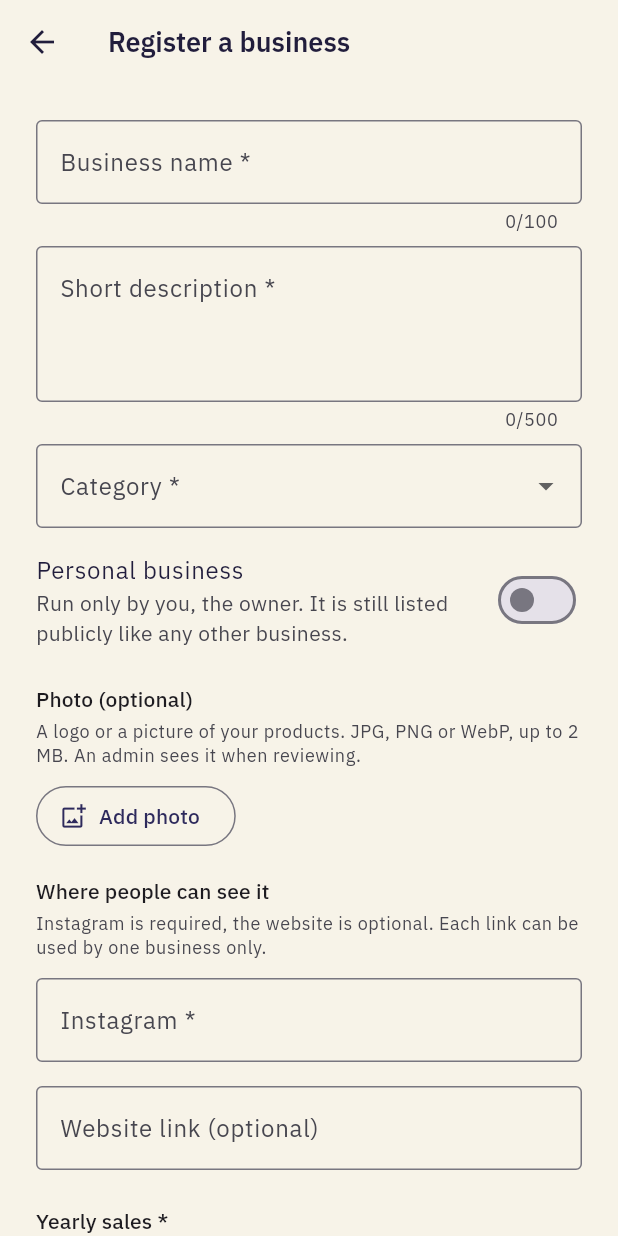
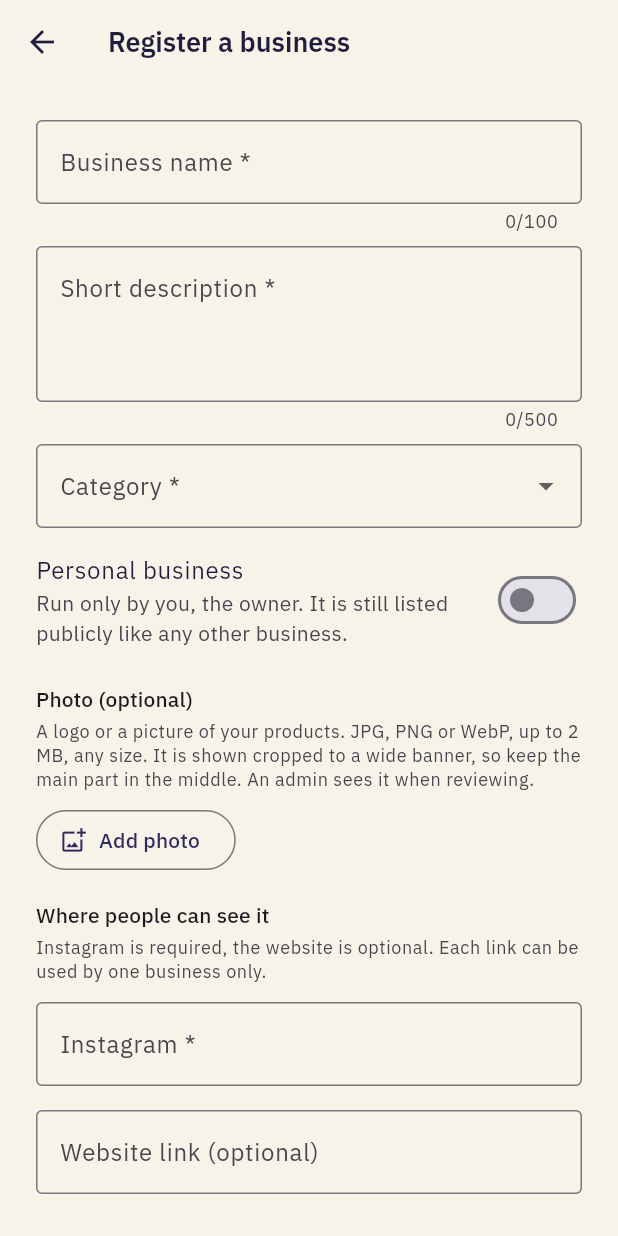
Before and after one commit to FarrelAlfarabi/Undip-Alumni-Connect, a Flutter app: the BusinessFormScreen screen opened directly with empty values, on a phone screen of 412 x 824 dp. Run offline on Flutter 3.47's test engine with Material 3 defaults, Android fonts, the phone set to English and light mode, and no system bars; our stand-ins replace file_picker, flutter_dotenv, flutter_map, flutter_secure_storage, google_fonts, latlong2 and 3 more; accounts and stored records are empty; project files that could hold a hidden picture were left out.

Commit message:
Business form: photo helper states the real limits
Co-Authored-By: Claude Sonnet 5.5 <noreply@anthropic.com>
Claude-Session: https://claude.ai/code/session_01L5jCP1jByXpYhJ4DJxZchP

```diff
--- a/lib/screens/business_form_screen.dart
+++ b/lib/screens/business_form_screen.dart
@@ -234,7 +234,9 @@ class _BusinessFormScreenState extends State<BusinessFormScreen> {
         const SizedBox(height: 4),
         Text(
           'A logo or a picture of your products. JPG, PNG or WebP, up to '
-          '2 MB. An admin sees it when reviewing.',
+          '2 MB, any size. It is shown cropped to a wide banner, so keep the '
+          'main part in the middle. An admin sees it when reviewing.',
+          key: const Key('business-photo-help'),
           style: theme.textTheme.bodySmall?.copyWith(
             color: theme.colorScheme.onSurfaceVariant,
           ),
```
Also changed, not shown: 2 other files.
